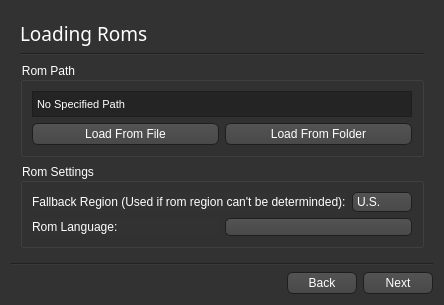
This is FirstSetup.ui in BenjaminHalko/WiiMusicEditorPlus as Qt 5 draws it before an edit. The edited form follows.
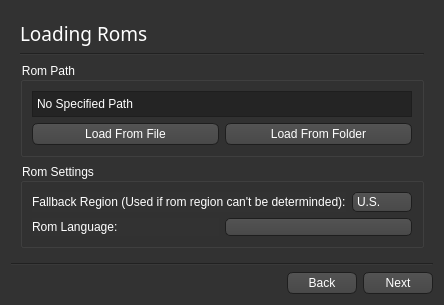
This is the edited form. The open tabs and pages were chosen to show the change. Icons and pictures are not drawn.

Patch:
```diff
--- a/FirstSetup.ui
+++ b/FirstSetup.ui
@@ -638,14 +638,6 @@
               <height>26</height>
              </size>
             </property>
-            <property name="font">
-             <font>
-              <pointsize>8</pointsize>
-             </font>
-            </property>
-            <property name="acceptDrops">
-             <bool>true</bool>
-            </property>
             <property name="styleSheet">
              <string notr="true">QLabel
 {
```
Left out of the diff: 8 changed lines with no effect on the pictures.
